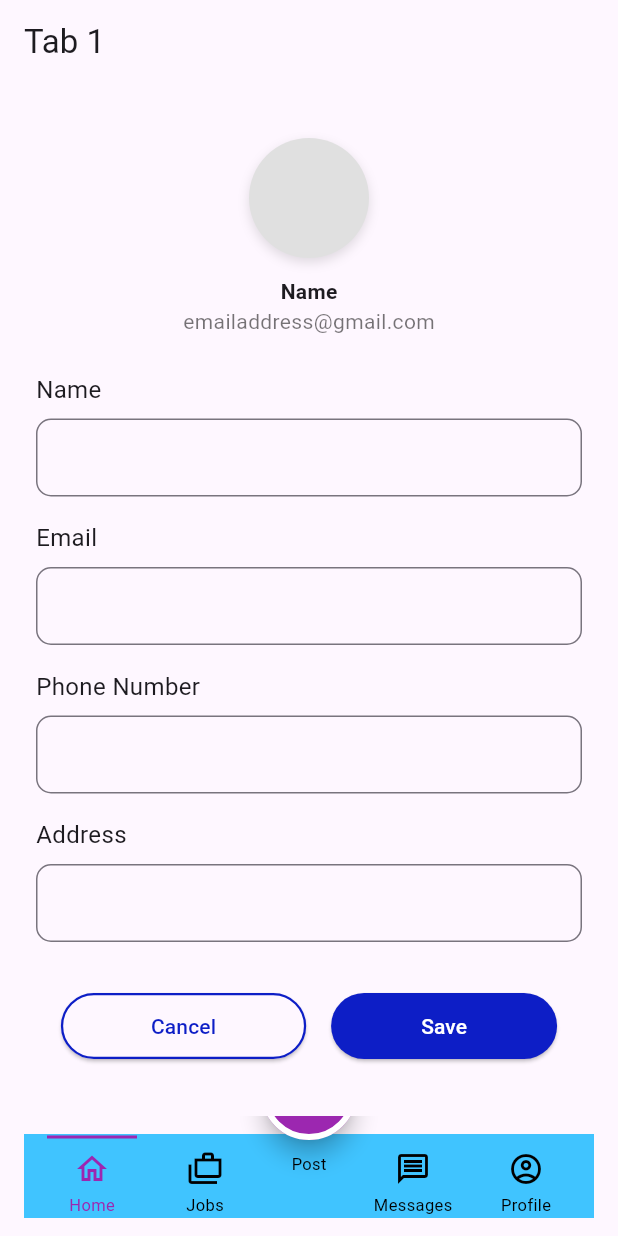
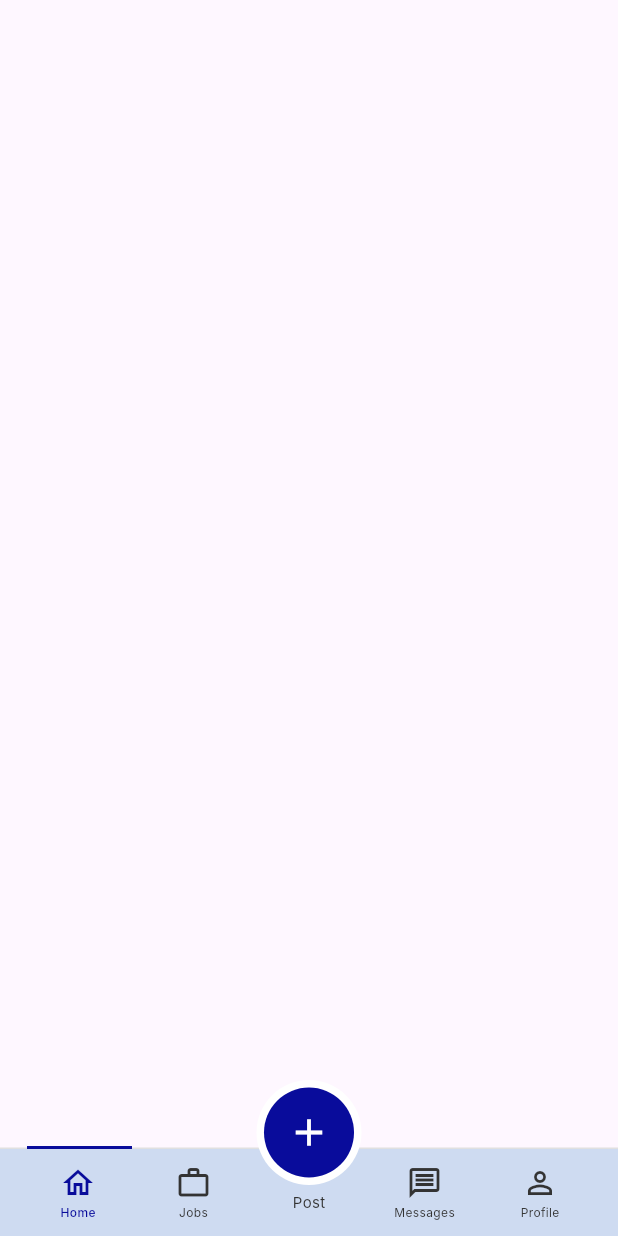
Before and after one commit to Chisei1899/AppDevMobile, a Flutter app: the screen it shows after launch, on a phone screen of 412 x 824 dp. Run offline on Flutter 3.47's test engine with Material 3 defaults, Android fonts, the phone set to English and light mode, and no system bars; Roboto replaces fonts that are missing (Inter).

Commit message:
22/04/25 managed to perfectly recreate the navbar WITHOUT function. Need to change hard coded color into themes.

```diff
--- a/lib/main.dart
+++ b/lib/main.dart
@@ -1,5 +1,5 @@
-import 'package:custom_bottom_nav_flutter/main_screen.dart';
 import 'package:flutter/material.dart';
+import 'package:navbar_app/screens/home_screens.dart';
 
 void main() {
   runApp(const MyApp());
@@ -11,12 +11,13 @@ class MyApp extends StatelessWidget {
   @override
   Widget build(BuildContext context) {
     return MaterialApp(
+      title: 'Custom NavBar Demo',
       debugShowCheckedModeBanner: false,
       theme: ThemeData(
-        primaryColor: Colors.green,
-        primarySwatch: Colors.green,
+        primarySwatch: Colors.blue,
+        fontFamily: 'Inter',
       ),
-      home: const MainScreen(),
+      home: const HomeScreen(),
     );
   }
 }
--- a/lib/main_screen.dart
+++ /dev/null
@@ -1,238 +0,0 @@
-import 'package:custom_bottom_nav_flutter/nav_bar.dart';
-import 'package:custom_bottom_nav_flutter/nav_model.dart';
-import 'package:flutter/material.dart';
-
-class MainScreen extends StatefulWidget {
-  const MainScreen({super.key});
-
-  @override
-  State<MainScreen> createState() => _MainScreenState();
-}
-
-class _MainScreenState extends State<MainScreen> {
-  final homeNavKey = GlobalKey<NavigatorState>();
-  final searchNavKey = GlobalKey<NavigatorState>();
-  final notificationNavKey = GlobalKey<NavigatorState>();
-  final profileNavKey = GlobalKey<NavigatorState>();
-  int selectedTab = 0;
-  List<NavModel> items = [];
-
-  @override
-  void initState() {
-    super.initState();
-    items = [
-      NavModel(
-        page: const TabPage(tab: 1),
-        navKey: homeNavKey,
-      ),
-      NavModel(
-        page: const TabPage(tab: 2),
-        navKey: searchNavKey,
-      ),
-      NavModel(
-        page: const TabPage(tab: 3),
-        navKey: notificationNavKey,
-      ),
-      NavModel(
-        page: const TabPage(tab: 4),
-        navKey: profileNavKey,
-      ),
-    ];
-  }
-
-  @override
-  Widget build(BuildContext context) {
-    return WillPopScope(
-      onWillPop: () {
-        if (items[selectedTab].navKey.currentState?.canPop() ?? false) {
-          items[selectedTab].navKey.currentState?.pop();
-          return Future.value(false);
-        } else {
-          return Future.value(true);
-        }
-      },
-      child: Scaffold(
-        body: IndexedStack(
-          index: selectedTab,
-          children: items
-              .map((page) => Navigator(
-            key: page.navKey,
-            onGenerateInitialRoutes: (navigator, initialRoute) {
-              return [
-                MaterialPageRoute(builder: (context) => page.page)
-              ];
-            },
-          ))
-              .toList(),
-        ),
-        bottomNavigationBar: Stack(
-          children: [
-            NavBar(
-              pageIndex: selectedTab,
-              onTap: (index) {
-                if (index == selectedTab) {
-                  items[index]
-                      .navKey
-                      .currentState
-                      ?.popUntil((route) => route.isFirst);
-                } else {
-                  setState(() {
-                    selectedTab = index;
-                  });
-                }
-              },
-            ),
-            Positioned(
-              bottom: 40, // Adjust this value to control the FAB's position
-              left: MediaQuery.of(context).size.width * 0.5 - 32, // Center horizontally
-              child: Column(
-                mainAxisSize: MainAxisSize.min,
-                children: [
-                  SizedBox(
-                    height: 64,
-                    width: 64,
-                    child: FloatingActionButton(
-                      backgroundColor: Colors.purple,
-                      onPressed: () => debugPrint("Add Button pressed"),
-                      shape: RoundedRectangleBorder(
-                        side: const BorderSide(width: 4, color: Colors.white),
-                        borderRadius: BorderRadius.circular(100),
-                      ),
-                      child: const Icon(
-                        Icons.add,
-                        color: Colors.white,
-                      ),
-                    ),
-                  ),
-                  const SizedBox(height: 8),
-                  const Text(
-                    'Post',
-                    style: TextStyle(
-                      fontSize: 11,
-                      color: Colors.black,
-                    ),
-                  ),
-                ],
-              ),
-            ),
-          ],
-        ),
-      ),
-    );
-  }
-}
-
-class TabPage extends StatelessWidget {
-  final int tab;
-
-  const TabPage({Key? key, required this.tab}) : super(key: key);
-
-  @override
-  Widget build(BuildContext context) {
-    return Scaffold(
-      appBar: AppBar(title: Text('Tab $tab')),
-      body: Center(
-        child: SingleChildScrollView(
-          child: Padding(
-            padding: const EdgeInsets.symmetric(horizontal: 24.0),
-            child: Column(
-              mainAxisSize: MainAxisSize.min,
-              children: [
-                // Profile image
-                Container(
-                  margin: const EdgeInsets.only(bottom: 24),
-                  child: Column(
-                    children: [
-                      Container(
-                        decoration: BoxDecoration(
-                          shape: BoxShape.circle,
-                          boxShadow: [
-                            BoxShadow(
-                              color: Colors.black12,
-                              blurRadius: 6,
-                              offset: Offset(0, 3),
-                            ),
-                          ],
-                        ),
-                        child: CircleAvatar(
-                          radius: 40,
-                          backgroundColor: Colors.grey[300],
-                        ),
-                      ),
-                      const SizedBox(height: 12),
-                      const Text(
-                        'Name',
-                        style: TextStyle(fontWeight: FontWeight.bold),
-                      ),
-                      const Text(
-                        'emailaddress@gmail.com',
-                        style: TextStyle(color: Colors.black54),
-                      ),
-                    ],
-                  ),
-                ),
-
-                _buildTextField('Name'),
-                const SizedBox(height: 16),
-                _buildTextField('Email'),
-                const SizedBox(height: 16),
-                _buildTextField('Phone Number'),
-                const SizedBox(height: 16),
-                _buildTextField('Address'),
-                const SizedBox(height: 32),
-                Row(
-                  mainAxisAlignment: MainAxisAlignment.spaceEvenly,
-                  children: [
-                    _buildButton('Cancel', isFilled: false),
-                    _buildButton('Save', isFilled: true),
-                  ],
-                ),
-              ],
-            ),
-          ),
-        ),
-      ),
-    );
-  }
-
-  Widget _buildTextField(String label) {
-    return Column(
-      crossAxisAlignment: CrossAxisAlignment.start,
-      children: [
-        Text(label, style: const TextStyle(fontSize: 16)),
-        const SizedBox(height: 8),
-        TextField(
-          decoration: InputDecoration(
-            border: OutlineInputBorder(
-              borderRadius: BorderRadius.circular(10),
-            ),
-            contentPadding:
-            const EdgeInsets.symmetric(horizontal: 12, vertical: 14),
-          ),
-        ),
-      ],
-    );
-  }
-
-  Widget _buildButton(String text, {required bool isFilled}) {
-    return ElevatedButton(
-      style: ElevatedButton.styleFrom(
-        backgroundColor: isFilled
-            ? const Color(0xFF0D1EC6)
-            : const Color(0xFFFEF7FF),
-        foregroundColor: isFilled
-            ? Colors.white
-            : const Color(0xFF0D1EC6),
-        side: isFilled
-            ? BorderSide.none
-            : const BorderSide(color: Color(0xFF0D1EC6), width: 1.5),
-        padding: const EdgeInsets.symmetric(horizontal: 60, vertical: 12),
-        shape: RoundedRectangleBorder(
-          borderRadius: BorderRadius.circular(25),
-        ),
-      ),
-      onPressed: () {},
-      child: Text(text),
-    );
-  }
-}
--- a/lib/nav_bar.dart
+++ /dev/null
@@ -1,96 +0,0 @@
-import 'package:flutter/material.dart';
-
-class NavBar extends StatelessWidget {
-  final int pageIndex;
-  final Function(int) onTap;
-
-  const NavBar({
-    super.key,
-    required this.pageIndex,
-    required this.onTap,
-  });
-
-  @override
-  Widget build(BuildContext context) {
-    return BottomAppBar(
-      elevation: 0.0, // remove shadow
-      color: Colors.transparent, // ensure no conflicting background
-      surfaceTintColor: Colors.transparent, // prevent Material 3 overlay
-      child: Container(
-        height: 70, // fixed height to eliminate extra spacing
-        padding: EdgeInsets.zero, // no extra padding
-        margin: EdgeInsets.zero,
-        color: Colors.lightBlueAccent,
-        child: Row(
-          mainAxisAlignment: MainAxisAlignment.spaceBetween,
-          children: [
-            Expanded(
-              child: Row(
-                mainAxisAlignment: MainAxisAlignment.spaceEvenly,
-                children: [
-                  _buildNavColumn(0, Icons.home_outlined, 'Home'),
-                  _buildNavColumn(1, Icons.cases_outlined, 'Jobs'),
-                ],
-              ),
-            ),
-            const SizedBox(width: 48), // leave room for FAB
-            Expanded(
-              child: Row(
-                mainAxisAlignment: MainAxisAlignment.spaceEvenly,
-                children: [
-                  _buildNavColumn(2, Icons.message_outlined, 'Messages'),
-                  _buildNavColumn(3, Icons.account_circle_outlined, 'Profile'),
-                ],
-              ),
-            ),
-          ],
-        ),
-      ),
-    );
-  }
-
-  Widget _buildNavColumn(int index, IconData icon, String label) {
-    final bool selected = pageIndex == index;
-
-    return Column(
-      mainAxisSize: MainAxisSize.min,
-      mainAxisAlignment: MainAxisAlignment.center, // center items vertically
-      children: [
-        // Top bar indicator
-        AnimatedContainer(
-          duration: const Duration(milliseconds: 200),
-          height: 2,
-          width: 60,
-          decoration: BoxDecoration(
-            color: selected ? Colors.purple : Colors.transparent,
-            borderRadius: BorderRadius.circular(0),
-          ),
-        ),
-        const SizedBox(height: 8),
-        navItem(
-          icon,
-          selected,
-          onTap: () => onTap(index),
-        ),
-        const SizedBox(height: 4),
-        Text(
-          label,
-          style: TextStyle(
-            fontSize: 11,
-            color: selected ? Colors.purple : Colors.black,
-          ),
-        ),
-      ],
-    );
-  }
-
-  Widget navItem(IconData icon, bool selected, {Function()? onTap}) {
-    return InkWell(
-      onTap: onTap,
-      child: Icon(
-        icon,
-        color: selected ? Colors.purple : Colors.black,
-      ),
-    );
-  }
-}
--- a/lib/nav_model.dart
+++ /dev/null
@@ -1,8 +0,0 @@
-import 'package:flutter/material.dart';
-
-class NavModel {
-  final Widget page;
-  final GlobalKey<NavigatorState> navKey;
-
-  NavModel({required this.page, required this.navKey});
-}
--- /dev/null
+++ b/lib/screens/home_screens.dart
@@ -0,0 +1,30 @@
+import 'package:flutter/material.dart';
+import 'package:navbar_app/widgets/custom_nav_bar.dart';
+
+class HomeScreen extends StatefulWidget {
+  const HomeScreen({super.key});
+
+  @override
+  State<HomeScreen> createState() => _HomeScreenState();
+}
+
+class _HomeScreenState extends State<HomeScreen> {
+  int _selectedIndex = 0;
+
+  void _onItemTapped(int index) {
+    setState(() {
+      _selectedIndex = index;
+    });
+  }
+
+  @override
+  Widget build(BuildContext context) {
+    return Scaffold(
+      body: Container(),
+      bottomNavigationBar: CustomNavBar(
+        selectedIndex: _selectedIndex,
+        onItemTapped: _onItemTapped,
+      ),
+    );
+  }
+}
--- /dev/null
+++ b/lib/widgets/center_button.dart
@@ -0,0 +1,51 @@
+import 'package:flutter/material.dart';
+
+class CenterButton extends StatelessWidget {
+  const CenterButton({super.key});
+
+  @override
+  Widget build(BuildContext context) {
+    return Column(
+      children: [
+        Stack(
+          alignment: Alignment.center,
+          children: [
+            // Outer white circle
+            Container(
+              width: 70,
+              height: 70,
+              decoration: BoxDecoration(
+                shape: BoxShape.circle,
+                color: Colors.white,
+              ),
+            ),
+            // Inner blue circle
+            Container(
+              width: 60,
+              height: 60,
+              decoration: BoxDecoration(
+                shape: BoxShape.circle,
+                color: const Color(0xFF090C9B), // Deep blue
+              ),
+              child: const Icon(
+                Icons.add,
+                color: Colors.white,
+                size: 30,
+              ),
+            ),
+          ],
+        ),
+        const SizedBox(height: 4),
+        const Text(
+          'Post',
+          style: TextStyle(
+            color: Color(0xFF333333),
+            fontFamily: 'Inter',
+            fontSize: 10,
+            fontWeight: FontWeight.w400,
+          ),
+        ),
+      ],
+    );
+  }
+}
--- /dev/null
+++ b/lib/widgets/custom_nav_bar.dart
@@ -0,0 +1,106 @@
+import 'package:flutter/material.dart';
+import 'package:navbar_app/widgets/nav_bar_item.dart';
+import 'package:navbar_app/widgets/center_button.dart';
+
+class CustomNavBar extends StatelessWidget {
+  final int selectedIndex;
+  final Function(int) onItemTapped;
+
+  const CustomNavBar({
+    super.key,
+    required this.selectedIndex,
+    required this.onItemTapped,
+  });
+
+  @override
+  Widget build(BuildContext context) {
+    return SizedBox(
+      height: 94,
+      width: double.infinity,
+      child: Stack(
+        clipBehavior: Clip.none,
+        children: [
+          // Bottom navigation bar
+          Positioned(
+            bottom: 0,
+            left: 0,
+            right: 0,
+            child: Container(
+              height: 59,
+              decoration: const BoxDecoration(
+                color: Color(0xFFCEDBF1),
+                border: Border(
+                  top: BorderSide(
+                    color: Color(0xFFE0E0E0),
+                    width: 1,
+                  ),
+                ),
+              ),
+              child: Row(
+                mainAxisAlignment: MainAxisAlignment.spaceEvenly,
+                children: [
+                  // Home
+                  NavBarItem(
+                    iconData: Icons.home_outlined,
+                    label: 'Home',
+                    isSelected: selectedIndex == 0,
+                    onTap: () => onItemTapped(0),
+                  ),
+                  // Jobs
+                  NavBarItem(
+                    iconData: Icons.work_outline,
+                    label: 'Jobs',
+                    isSelected: selectedIndex == 1,
+                    onTap: () => onItemTapped(1),
+                  ),
+                  const SizedBox(width: 50),
+                  // Messages
+                  NavBarItem(
+                    iconData: Icons.message_outlined,
+                    label: 'Messages',
+                    isSelected: selectedIndex == 2,
+                    onTap: () => onItemTapped(2),
+                  ),
+                  // Profile
+                  NavBarItem(
+                    iconData: Icons.person_outline,
+                    label: 'Profile',
+                    isSelected: selectedIndex == 3,
+                    onTap: () => onItemTapped(3),
+                  ),
+                ],
+              ),
+            ),
+          ),
+
+          // Floating center button
+          Positioned(
+            top: -10,
+            left: 0,
+            right: 0,
+            child: Center(
+              child: CenterButton(),
+            ),
+          ),
+
+          // Blue indicator line
+          Positioned(
+            bottom: 58,
+            left: selectedIndex == 0
+                ? 18
+                : (selectedIndex == 1
+                ? 91
+                : (selectedIndex == 2
+                ? 244
+                : 322)),
+            child: Container(
+              width: 70,
+              height: 2,
+              color: const Color(0xFF090C9B),
+            ),
+          ),
+        ],
+      ),
+    );
+  }
+}
--- /dev/null
+++ b/lib/widgets/nav_bar_item.dart
@@ -0,0 +1,48 @@
+import 'package:flutter/material.dart';
+
+class NavBarItem extends StatelessWidget {
+  final IconData iconData;
+  final String label;
+  final bool isSelected;
+  final VoidCallback onTap;
+
+  const NavBarItem({
+    super.key,
+    required this.iconData,
+    required this.label,
+    required this.isSelected,
+    required this.onTap,
+  });
+
+  @override
+  Widget build(BuildContext context) {
+    return GestureDetector(
+      onTap: onTap,
+      child: Container(
+        width: 50,
+        height: 50,
+        color: Colors.transparent,
+        child: Column(
+          mainAxisAlignment: MainAxisAlignment.center,
+          children: [
+            Icon(
+              iconData,
+              size: 24,
+              color: isSelected ? const Color(0xFF090C9B) : const Color(0xFF333333),
+            ),
+            const SizedBox(height: 2),
+            Text(
+              label,
+              style: TextStyle(
+                color: isSelected ? const Color(0xFF090C9B) : const Color(0xFF333333),
+                fontFamily: 'Inter',
+                fontSize: 8,
+                fontWeight: isSelected ? FontWeight.w500 : FontWeight.w400,
+              ),
+            ),
+          ],
+        ),
+      ),
+    );
+  }
+}
```
Also changed, not shown: pubspec.yaml (+7 -74 lines), pubspec.lock, 4 other files.
